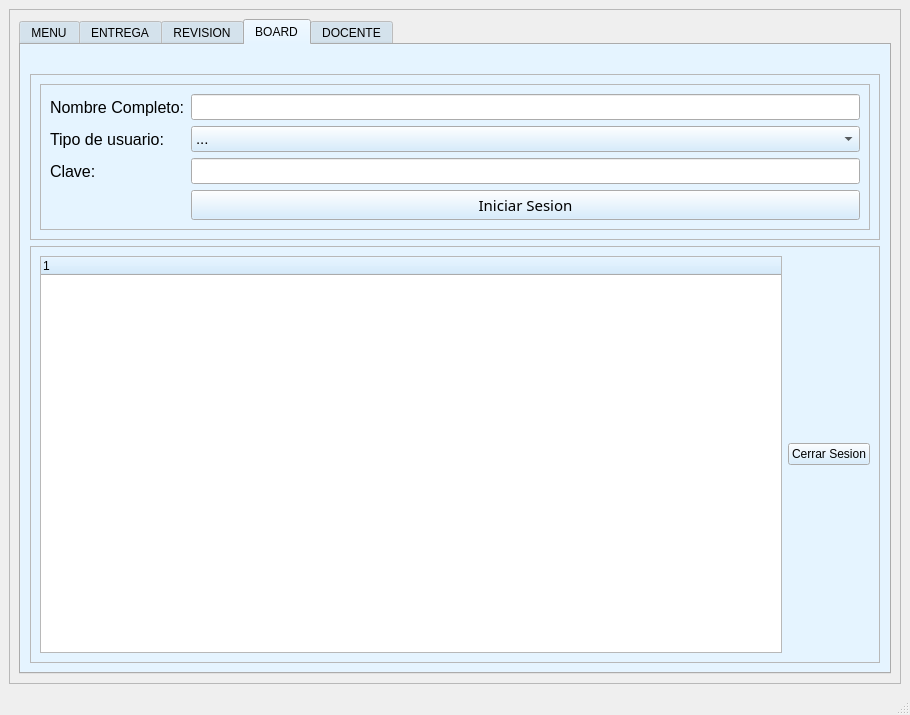
First picture: the form in mainwindow.ui, repository fer-hnndz/proyecto-silabos, before the edit.
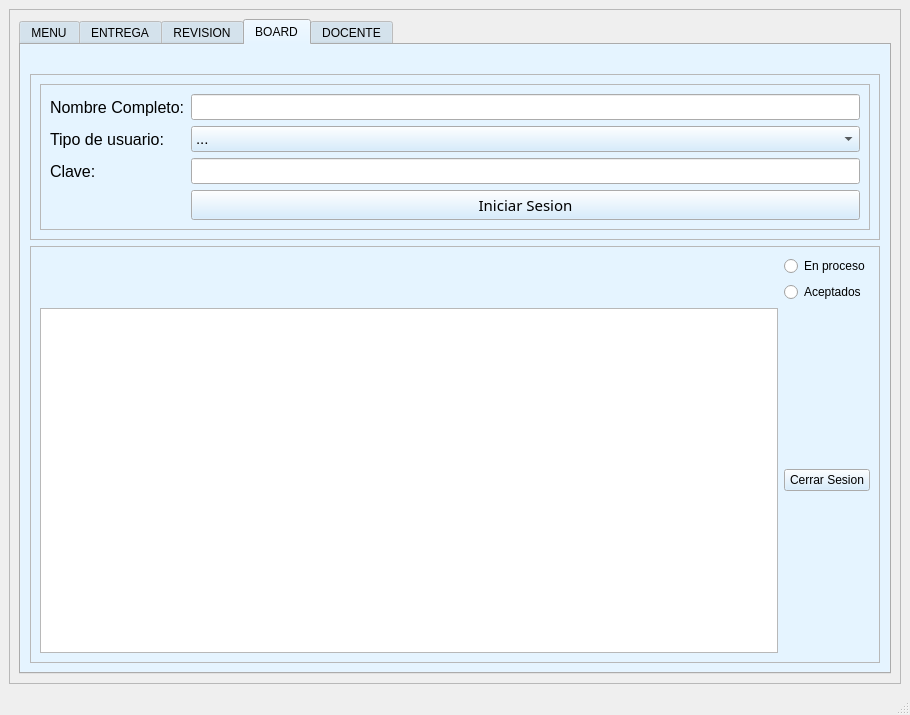
Second picture: the form after the edit. The open tabs and pages were chosen to show the change.

Patch:
```diff
--- a/mainwindow.ui
+++ b/mainwindow.ui
@@ -1136,22 +1136,30 @@
                <enum>QFrame::Raised</enum>
               </property>
               <layout class="QGridLayout" name="gridLayout_15">
-               <item row="0" column="0">
-                <widget class="QTreeWidget" name="treeWidget">
-                 <column>
-                  <property name="text">
-                   <string notr="true">1</string>
-                  </property>
-                 </column>
+               <item row="1" column="2">
+                <widget class="QRadioButton" name="Bbtn_aceptados">
+                 <property name="text">
+                  <string>Aceptados</string>
+                 </property>
                 </widget>
                </item>
-               <item row="0" column="1">
+               <item row="0" column="2">
+                <widget class="QRadioButton" name="Bbtn_proceso">
+                 <property name="text">
+                  <string>En proceso</string>
+                 </property>
+                </widget>
+               </item>
+               <item row="2" column="2">
                 <widget class="QPushButton" name="Bbtn_cerrar">
                  <property name="text">
                   <string>Cerrar Sesion</string>
                  </property>
                 </widget>
                </item>
+               <item row="2" column="0">
+                <widget class="QTableWidget" name="tableWidget"/>
+               </item>
               </layout>
              </widget>
             </item>
```
Left out of the diff: 2 changed lines with no effect on the pictures.
